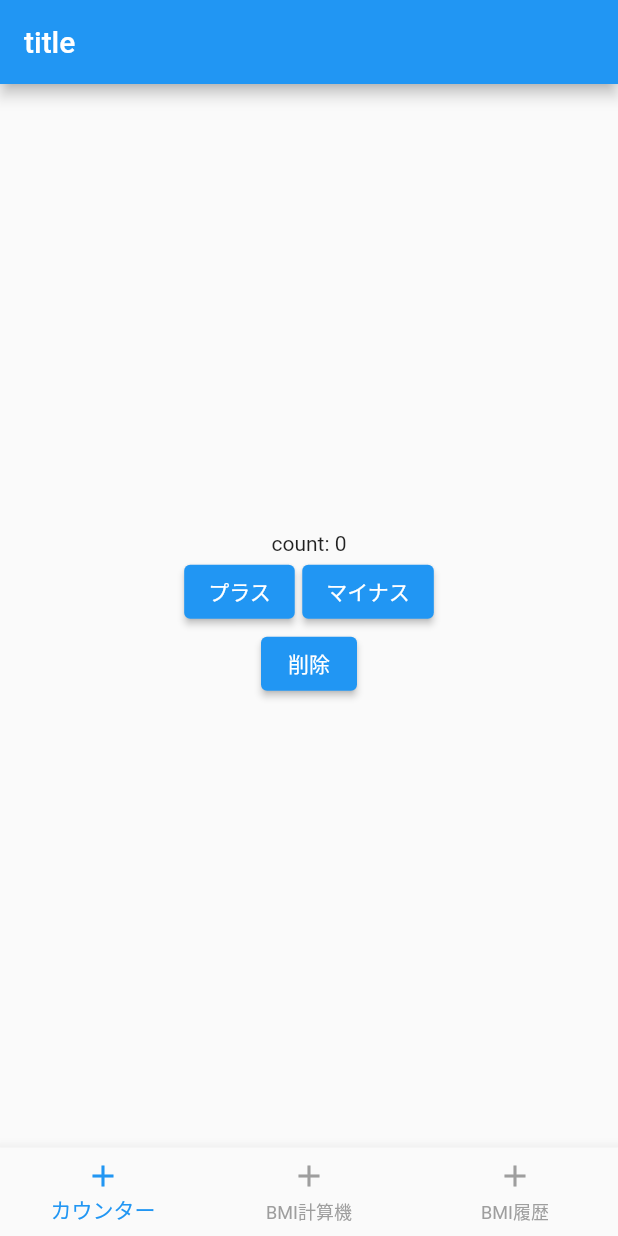
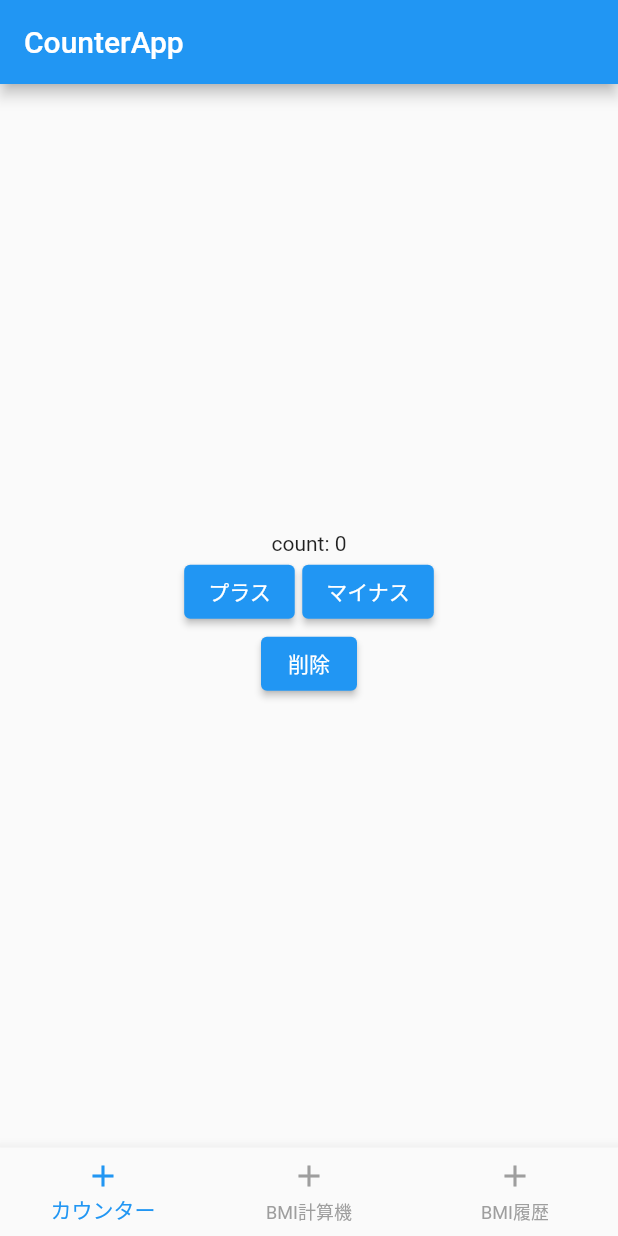
Before and after one commit to Amatriciana/riv2_learn, a Flutter app: the screen it shows after launch, on a phone screen of 412 x 824 dp. Run offline on Flutter 3.47's test engine with Material 2 defaults, Android fonts, the phone set to English and light mode, and no system bars; our stand-ins replace flutter_hooks, hooks_riverpod, shared_preferences, sqflite; accounts and stored records are empty.

Commit message:
appbarをページ毎に設定

```diff
--- a/lib/bmi_calculator.dart
+++ b/lib/bmi_calculator.dart
@@ -15,6 +15,7 @@ class BmiCalculator extends HookConsumerWidget {
     final weightTextEditingController = useTextEditingController();
 
     return Scaffold(
+      appBar: AppBar(title: const Text('BmiCalculatorApp')),
       body: Form(
         child: Container(
           padding: const EdgeInsets.all(20),
--- a/lib/bmi_history.dart
+++ b/lib/bmi_history.dart
@@ -18,6 +18,7 @@ class BmiHistory extends HookConsumerWidget {
     }, []);
 
     return Scaffold(
+      appBar: AppBar(title: const Text('BmiHistory')),
       body: ListView.builder(
         itemCount: bmiHistory.length,
         itemBuilder: (BuildContext context, int index) {
--- a/lib/counter.dart
+++ b/lib/counter.dart
@@ -19,6 +19,7 @@ class CounterApp extends HookConsumerWidget {
     }, []);
 
     return Scaffold(
+      appBar: AppBar(title: const Text('CounterApp')),
       body: Center(
         child: Column(
           mainAxisAlignment: MainAxisAlignment.center,
--- a/lib/main.dart
+++ b/lib/main.dart
@@ -57,9 +57,6 @@ class MyApp extends HookConsumerWidget {
 
     return MaterialApp(
       home: Scaffold(
-        appBar: AppBar(
-          title: const Text('title'),
-        ),
         body: _pageList[bottomNav.index],
         bottomNavigationBar: BottomNavigationBar(
           currentIndex: bottomNav.index,
```
